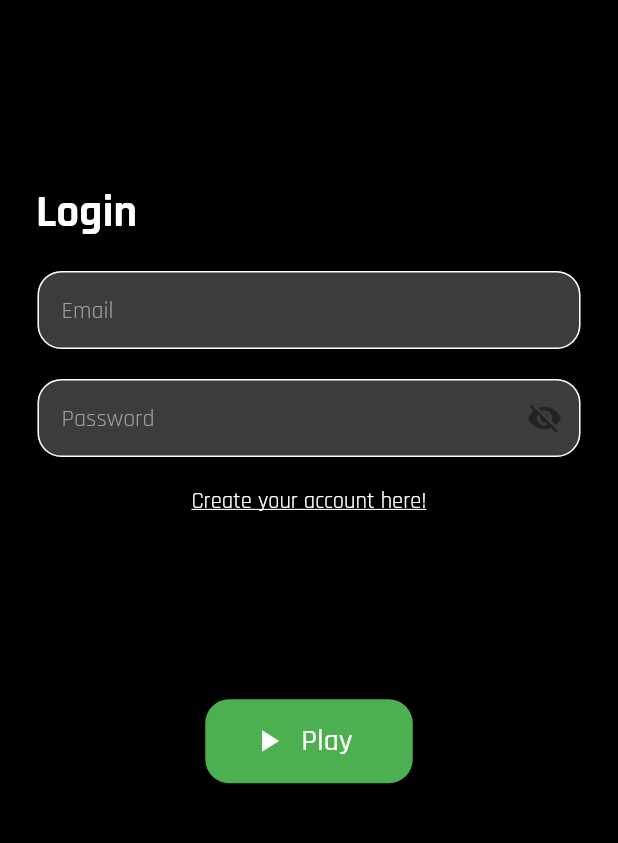
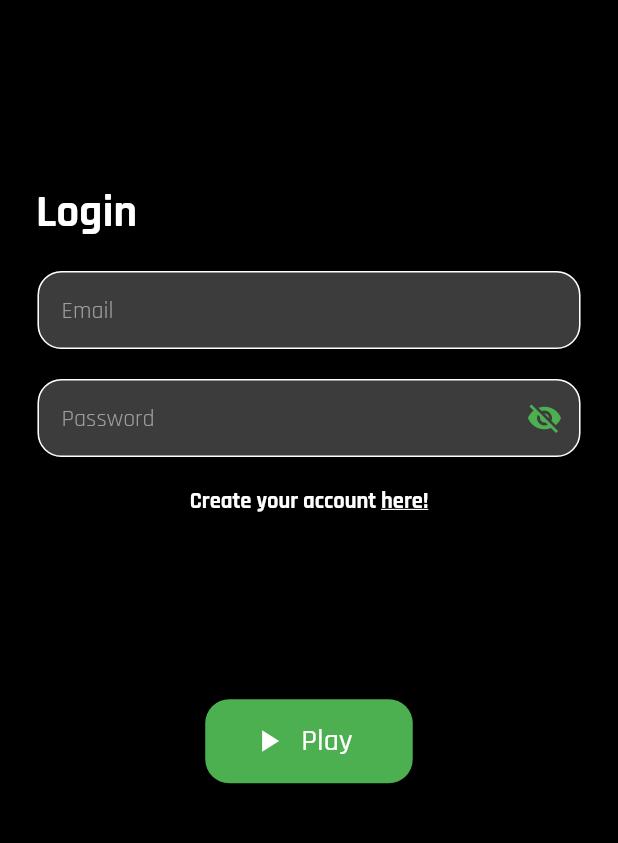
Before and after one commit to tiagoalmeida25/snake-app, a Flutter app: the screen it shows after launch, on a phone screen of 412 x 824 dp, the part 269-1112 px from its top. Run offline on Flutter 3.47's test engine with Material 2 defaults, Android fonts, the phone set to English and light mode, and no system bars; our stand-ins replace cloud_firestore, firebase_auth, firebase_core, fluttertoast, google_fonts; accounts and stored records are empty.

```diff
--- a/snake/lib/components/password_textfield.dart
+++ b/snake/lib/components/password_textfield.dart
@@ -50,6 +50,7 @@ class PasswordFieldState extends State<PasswordField> {
             },
             child: Icon(
               _passwordVisible ? Icons.visibility : Icons.visibility_off,
+              color: Colors.green,
             ),
           ),
         ),
--- a/snake/lib/login/auth.dart
+++ b/snake/lib/login/auth.dart
@@ -15,7 +15,7 @@ class AuthPage extends StatelessWidget {
         if (snapshot.hasData) {
           return const Snake();
         } else {
-          return Login();
+          return const Login();
         }
       },
     ));
--- a/snake/lib/login/login.dart
+++ b/snake/lib/login/login.dart
@@ -73,10 +73,10 @@ class LoginState extends State<Login> {
     }
 
     Fluttertoast.showToast(
-      msg: "Welcome back,  ${username}",
+      msg: "Welcome back,  $username!",
       toastLength: Toast.LENGTH_SHORT,
       gravity: ToastGravity.BOTTOM,
-      backgroundColor: Colors.red,
+      backgroundColor: Colors.green,
       textColor: Colors.white,
       fontSize: 16.0,
     );
@@ -151,13 +151,26 @@ class LoginState extends State<Login> {
                       onTap: () {
                         Navigator.pushNamed(context, '/signup');
                       },
-                      child: const Text(
-                        'Create your account here!',
-                        style: TextStyle(
-                          color: Colors.white,
-                          fontSize: 15,
-                          decoration: TextDecoration.underline,
-                        ),
+                      child: Row(
+                        children:const  [
+                           Text(
+                            'Create your account ',
+                            style: TextStyle(
+                              color: Colors.white,
+                              fontSize: 15,
+                              fontWeight: FontWeight.bold,
+                            ),
+                          ),
+                          Text(
+                            'here!',
+                            style: TextStyle(
+                              color: Colors.white,
+                              fontSize: 15,
+                              decoration: TextDecoration.underline,
+                              fontWeight: FontWeight.bold,
+                            ),
+                          ),
+                        ],
                       ),
                     ),
                   ],
--- a/snake/lib/main.dart
+++ b/snake/lib/main.dart
@@ -32,9 +32,9 @@ class MainApp extends StatelessWidget {
       initialRoute: '/auth',
       routes: {
         '/auth': (context) => const AuthPage(),
-        '/username': (context) =>  Login(),
-        '/snake': (context) => Snake(),
-        '/signup': (context) => Signup(),
+        '/username': (context) => const Login(),
+        '/snake': (context) => const Snake(),
+        '/signup': (context) => const Signup(),
       },
     );
   }
```
Also changed, not shown: snake/lib/highscore_tile.dart (+48 -7 lines), snake/lib/snake.dart (+164 -103 lines).
